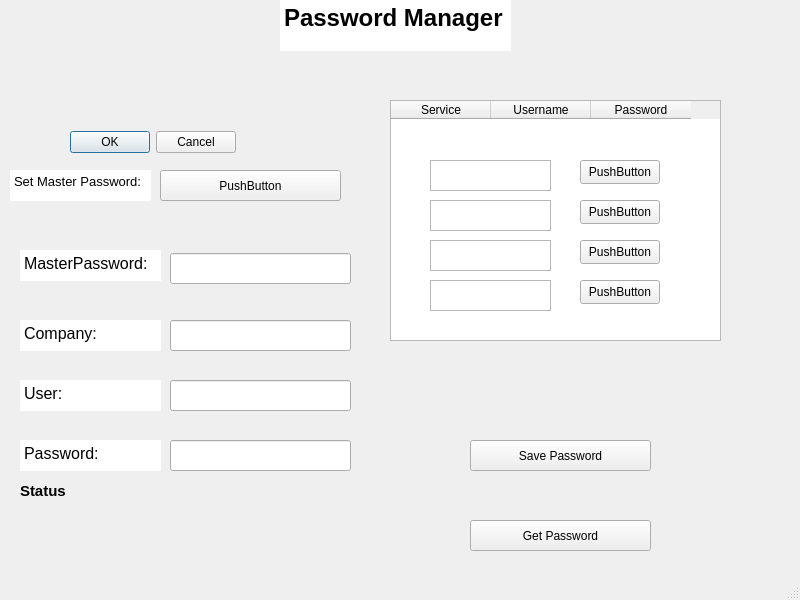
Before: the Qt Designer form GUI/PasswordManager/mainwindow.ui in Menu-D/Cpp-Password-Manager, drawn with Qt 5.
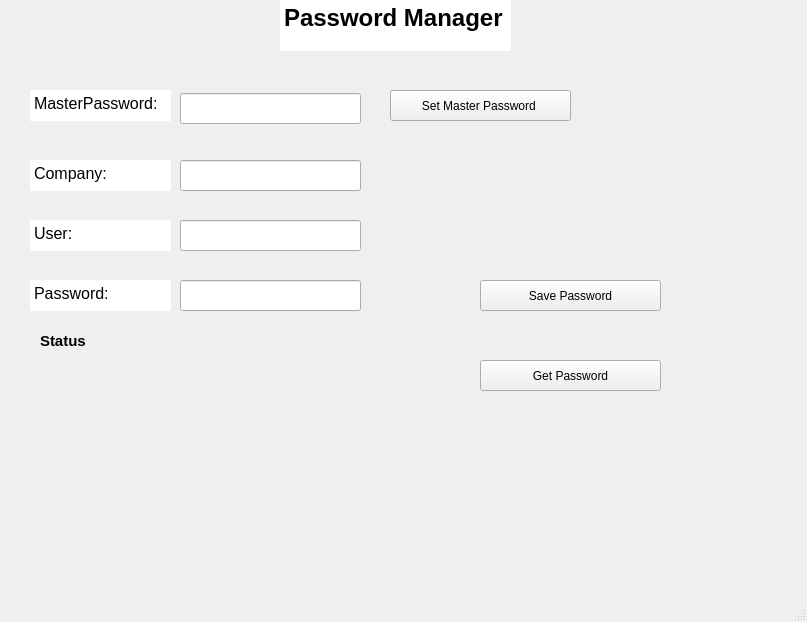
After: the same form once the commit is applied.

Patch:
```diff
--- a/GUI/PasswordManager/mainwindow.ui
+++ b/GUI/PasswordManager/mainwindow.ui
@@ -6,8 +6,8 @@
    <rect>
     <x>0</x>
     <y>0</y>
-    <width>800</width>
-    <height>600</height>
+    <width>807</width>
+    <height>622</height>
    </rect>
   </property>
   <property name="font">
@@ -28,8 +28,8 @@
    <widget class="QLineEdit" name="Service">
     <property name="geometry">
      <rect>
-      <x>170</x>
-      <y>320</y>
+      <x>180</x>
+      <y>160</y>
       <width>181</width>
       <height>31</height>
      </rect>
@@ -38,8 +38,8 @@
    <widget class="QLineEdit" name="Username">
     <property name="geometry">
      <rect>
-      <x>170</x>
-      <y>380</y>
+      <x>180</x>
+      <y>220</y>
       <width>181</width>
       <height>31</height>
      </rect>
@@ -48,8 +48,8 @@
    <widget class="QLineEdit" name="Password">
     <property name="geometry">
      <rect>
-      <x>170</x>
-      <y>440</y>
+      <x>180</x>
+      <y>280</y>
       <width>181</width>
       <height>31</height>
      </rect>
@@ -64,8 +64,8 @@
    <widget class="QPushButton" name="SavePasswordButton">
     <property name="geometry">
      <rect>
-      <x>470</x>
-      <y>440</y>
+      <x>480</x>
+      <y>280</y>
       <width>181</width>
       <height>31</height>
      </rect>
@@ -77,8 +77,8 @@
    <widget class="QPushButton" name="GetPasswordButton">
     <property name="geometry">
      <rect>
-      <x>470</x>
-      <y>520</y>
+      <x>480</x>
+      <y>360</y>
       <width>181</width>
       <height>31</height>
      </rect>
@@ -90,8 +90,8 @@
    <widget class="QLabel" name="StatusLabel">
     <property name="geometry">
      <rect>
-      <x>20</x>
-      <y>480</y>
+      <x>40</x>
+      <y>330</y>
       <width>681</width>
       <height>21</height>
      </rect>
@@ -114,8 +114,8 @@
     </property>
     <property name="geometry">
      <rect>
-      <x>20</x>
-      <y>320</y>
+      <x>30</x>
+      <y>160</y>
       <width>141</width>
       <height>31</height>
      </rect>
@@ -146,8 +146,8 @@
    <widget class="QTextEdit" name="textEdit_2">
     <property name="geometry">
      <rect>
-      <x>20</x>
-      <y>440</y>
+      <x>30</x>
+      <y>280</y>
       <width>141</width>
       <height>31</height>
      </rect>
@@ -172,8 +172,8 @@
    <widget class="QTextEdit" name="textEdit_3">
     <property name="geometry">
      <rect>
-      <x>20</x>
-      <y>380</y>
+      <x>30</x>
+      <y>220</y>
       <width>141</width>
       <height>31</height>
      </rect>
@@ -227,8 +227,8 @@
    <widget class="QLineEdit" name="MasterPassword">
     <property name="geometry">
      <rect>
-      <x>170</x>
-      <y>253</y>
+      <x>180</x>
+      <y>93</y>
       <width>181</width>
       <height>31</height>
      </rect>
@@ -243,8 +243,8 @@
     </property>
     <property name="geometry">
      <rect>
-      <x>20</x>
-      <y>250</y>
+      <x>30</x>
+      <y>90</y>
       <width>141</width>
       <height>31</height>
      </rect>
@@ -275,185 +275,14 @@
    <widget class="QPushButton" name="SetMasterPasswordButton">
     <property name="geometry">
      <rect>
-      <x>160</x>
-      <y>170</y>
-      <width>181</width>
-      <height>31</height>
-     </rect>
-    </property>
-    <property name="text">
-     <string>PushButton</string>
-    </property>
-   </widget>
-   <widget class="QTextEdit" name="textEdit_6">
-    <property name="enabled">
-     <bool>true</bool>
-    </property>
-    <property name="geometry">
-     <rect>
-      <x>10</x>
-      <y>170</y>
-      <width>141</width>
-      <height>31</height>
-     </rect>
-    </property>
-    <property name="font">
-     <font>
-      <bold>false</bold>
-      <stylestrategy>PreferDefault</stylestrategy>
-     </font>
-    </property>
-    <property name="frameShape">
-     <enum>QFrame::Shape::NoFrame</enum>
-    </property>
-    <property name="frameShadow">
-     <enum>QFrame::Shadow::Plain</enum>
-    </property>
-    <property name="html">
-     <string>&lt;!DOCTYPE HTML PUBLIC &quot;-//W3C//DTD HTML 4.0//EN&quot; &quot;http://www.w3.org/TR/REC-html40/strict.dtd&quot;&gt;
-&lt;html&gt;&lt;head&gt;&lt;meta name=&quot;qrichtext&quot; content=&quot;1&quot; /&gt;&lt;meta charset=&quot;utf-8&quot; /&gt;&lt;style type=&quot;text/css&quot;&gt;
-p, li { white-space: pre-wrap; }
-hr { height: 1px; border-width: 0; }
-li.unchecked::marker { content: &quot;\2610&quot;; }
-li.checked::marker { content: &quot;\2612&quot;; }
-&lt;/style&gt;&lt;/head&gt;&lt;body style=&quot; font-family:'Segoe UI'; font-size:9pt; font-weight:400; font-style:normal;&quot;&gt;
-&lt;p style=&quot; margin-top:0px; margin-bottom:0px; margin-left:0px; margin-right:0px; -qt-block-indent:0; text-indent:0px;&quot;&gt;&lt;span style=&quot; font-size:10pt;&quot;&gt;Set Master Password: &lt;/span&gt;&lt;/p&gt;&lt;/body&gt;&lt;/html&gt;</string>
-    </property>
-   </widget>
-   <widget class="QDialogButtonBox" name="buttonBox">
-    <property name="geometry">
-     <rect>
-      <x>70</x>
-      <y>130</y>
-      <width>166</width>
-      <height>24</height>
-     </rect>
-    </property>
-    <property name="standardButtons">
-     <set>QDialogButtonBox::StandardButton::Cancel|QDialogButtonBox::StandardButton::Ok</set>
-    </property>
-   </widget>
-   <widget class="QTableWidget" name="vaultTable">
-    <property name="geometry">
-     <rect>
       <x>390</x>
-      <y>100</y>
-      <width>331</width>
-      <height>241</height>
-     </rect>
-    </property>
-    <property name="columnCount">
-     <number>3</number>
-    </property>
-    <attribute name="horizontalHeaderVisible">
-     <bool>true</bool>
-    </attribute>
-    <column>
-     <property name="text">
-      <string>Service</string>
-     </property>
-    </column>
-    <column>
-     <property name="text">
-      <string>Username</string>
-     </property>
-    </column>
-    <column>
-     <property name="text">
-      <string>Password</string>
-     </property>
-    </column>
-   </widget>
-   <widget class="QPushButton" name="addButton">
-    <property name="geometry">
-     <rect>
-      <x>580</x>
-      <y>160</y>
-      <width>80</width>
-      <height>24</height>
-     </rect>
-    </property>
-    <property name="text">
-     <string>PushButton</string>
-    </property>
-   </widget>
-   <widget class="QPushButton" name="editButton">
-    <property name="geometry">
-     <rect>
-      <x>580</x>
-      <y>200</y>
-      <width>80</width>
-      <height>24</height>
-     </rect>
-    </property>
-    <property name="text">
-     <string>PushButton</string>
-    </property>
-   </widget>
-   <widget class="QPushButton" name="deleteButton">
-    <property name="geometry">
-     <rect>
-      <x>580</x>
-      <y>240</y>
-      <width>80</width>
-      <height>24</height>
-     </rect>
-    </property>
-    <property name="text">
-     <string>PushButton</string>
-    </property>
-   </widget>
-   <widget class="QPushButton" name="showButton">
-    <property name="geometry">
-     <rect>
-      <x>580</x>
-      <y>280</y>
-      <width>80</width>
-      <height>24</height>
-     </rect>
-    </property>
-    <property name="text">
-     <string>PushButton</string>
-    </property>
-   </widget>
-   <widget class="QTextEdit" name="textEdit_7">
-    <property name="geometry">
-     <rect>
-      <x>430</x>
-      <y>160</y>
-      <width>121</width>
+      <y>90</y>
+      <width>181</width>
       <height>31</height>
      </rect>
     </property>
-   </widget>
-   <widget class="QTextEdit" name="textEdit_8">
-    <property name="geometry">
-     <rect>
-      <x>430</x>
-      <y>240</y>
-      <width>121</width>
-      <height>31</height>
-     </rect>
-    </property>
-   </widget>
-   <widget class="QTextEdit" name="textEdit_9">
-    <property name="geometry">
-     <rect>
-      <x>430</x>
-      <y>200</y>
-      <width>121</width>
-      <height>31</height>
-     </rect>
-    </property>
-   </widget>
-   <widget class="QTextEdit" name="textEdit_10">
-    <property name="geometry">
-     <rect>
-      <x>430</x>
-      <y>280</y>
-      <width>121</width>
-      <height>31</height>
-     </rect>
+    <property name="text">
+     <string>Set Master Password </string>
     </property>
    </widget>
   </widget>
```
